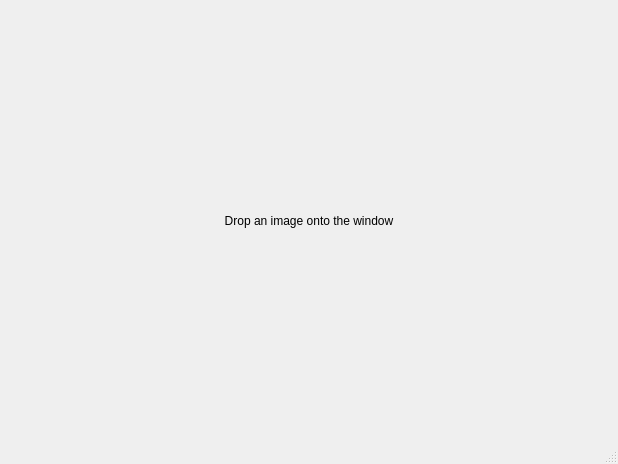
Qt form ImageWindow.ui (a1291762/wallpaper_helper) before a commit.
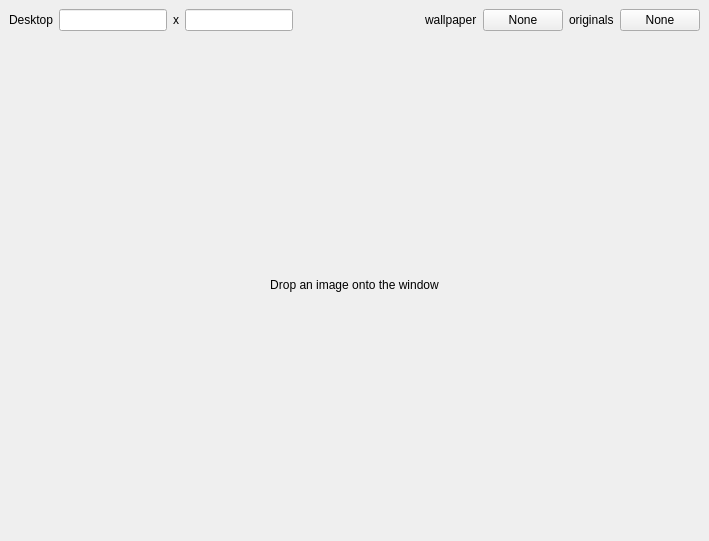
The same form after that commit.

Commit message: remember desktop size

Diff of the .ui file:
```diff
--- a/ImageWindow.ui
+++ b/ImageWindow.ui
@@ -6,8 +6,8 @@
    <rect>
     <x>0</x>
     <y>0</y>
-    <width>618</width>
-    <height>464</height>
+    <width>709</width>
+    <height>541</height>
    </rect>
   </property>
   <property name="acceptDrops">
@@ -17,9 +17,92 @@
    <string>Wallpaper Helper</string>
   </property>
   <widget class="QWidget" name="centralwidget">
-   <layout class="QHBoxLayout" name="horizontalLayout">
+   <layout class="QVBoxLayout" name="verticalLayout">
+    <item>
+     <layout class="QHBoxLayout" name="horizontalLayout_4">
+      <item>
+       <layout class="QHBoxLayout" name="horizontalLayout">
+        <item>
+         <widget class="QLabel" name="label_2">
+          <property name="text">
+           <string>Desktop</string>
+          </property>
+         </widget>
+        </item>
+        <item>
+         <widget class="QLineEdit" name="deskWidth"/>
+        </item>
+        <item>
+         <widget class="QLabel" name="label_3">
+          <property name="text">
+           <string>x</string>
+          </property>
+         </widget>
+        </item>
+        <item>
+         <widget class="QLineEdit" name="deskHeight"/>
+        </item>
+       </layout>
+      </item>
+      <item>
+       <spacer name="horizontalSpacer">
+        <property name="orientation">
+         <enum>Qt::Horizontal</enum>
+        </property>
+        <property name="sizeHint" stdset="0">
+         <size>
+          <width>40</width>
+          <height>20</height>
+         </size>
+        </property>
+       </spacer>
+      </item>
+      <item>
+       <layout class="QHBoxLayout" name="horizontalLayout_2">
+        <item>
+         <widget class="QLabel" name="label_4">
+          <property name="text">
+           <string>wallpaper</string>
+          </property>
+         </widget>
+        </item>
+        <item>
+         <widget class="QPushButton" name="wallpaper">
+          <property name="text">
+           <string>None</string>
+          </property>
+         </widget>
+        </item>
+       </layout>
+      </item>
+      <item>
+       <layout class="QHBoxLayout" name="horizontalLayout_3">
+        <item>
+         <widget class="QLabel" name="label_5">
+          <property name="text">
+           <string>originals</string>
+          </property>
+         </widget>
+        </item>
+        <item>
+         <widget class="QPushButton" name="originals">
+          <property name="text">
+           <string>None</string>
+          </property>
+         </widget>
+        </item>
+       </layout>
+      </item>
+     </layout>
+    </item>
     <item>
      <widget class="QLabel" name="label">
+      <property name="sizePolicy">
+       <sizepolicy hsizetype="Expanding" vsizetype="Expanding">
+        <horstretch>0</horstretch>
+        <verstretch>0</verstretch>
+       </sizepolicy>
+      </property>
       <property name="text">
        <string>Drop an image onto the window</string>
       </property>
@@ -30,17 +113,6 @@
     </item>
    </layout>
   </widget>
-  <widget class="QMenuBar" name="menubar">
-   <property name="geometry">
-    <rect>
-     <x>0</x>
-     <y>0</y>
-     <width>618</width>
-     <height>25</height>
-    </rect>
-   </property>
-  </widget>
-  <widget class="QStatusBar" name="statusbar"/>
  </widget>
  <resources/>
  <connections/>
```
The commit also changes 2 other files.
